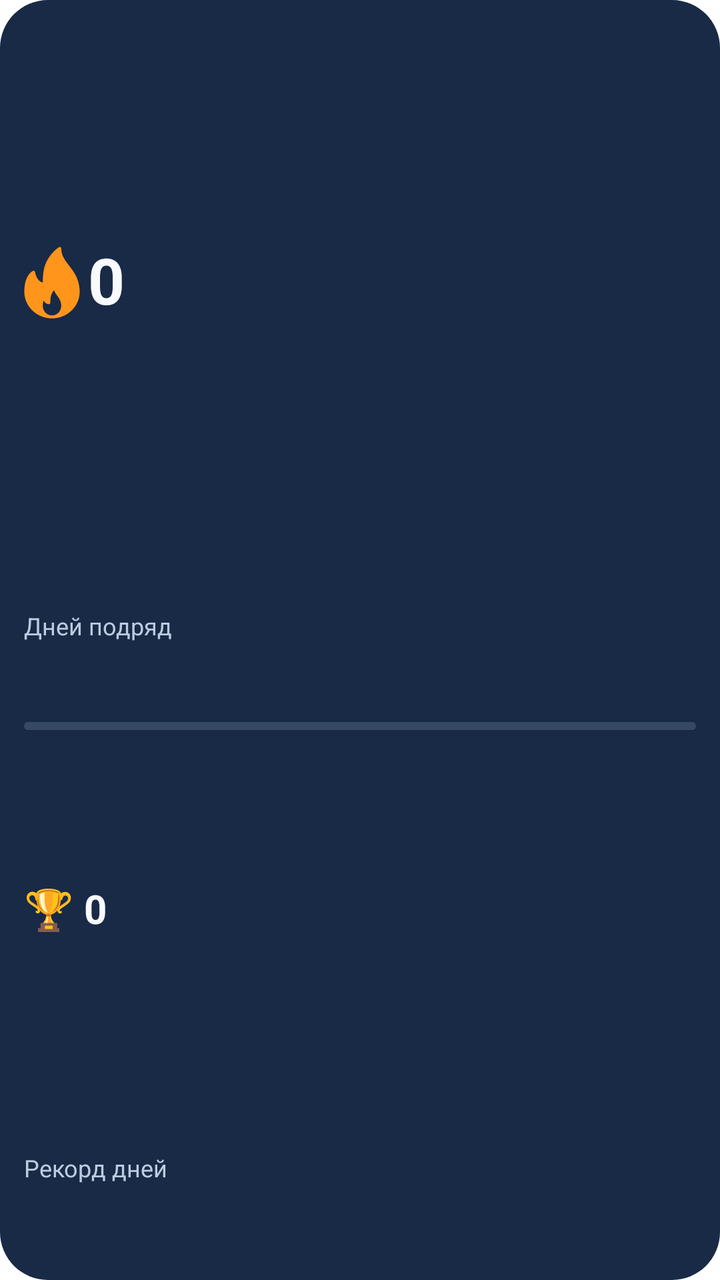
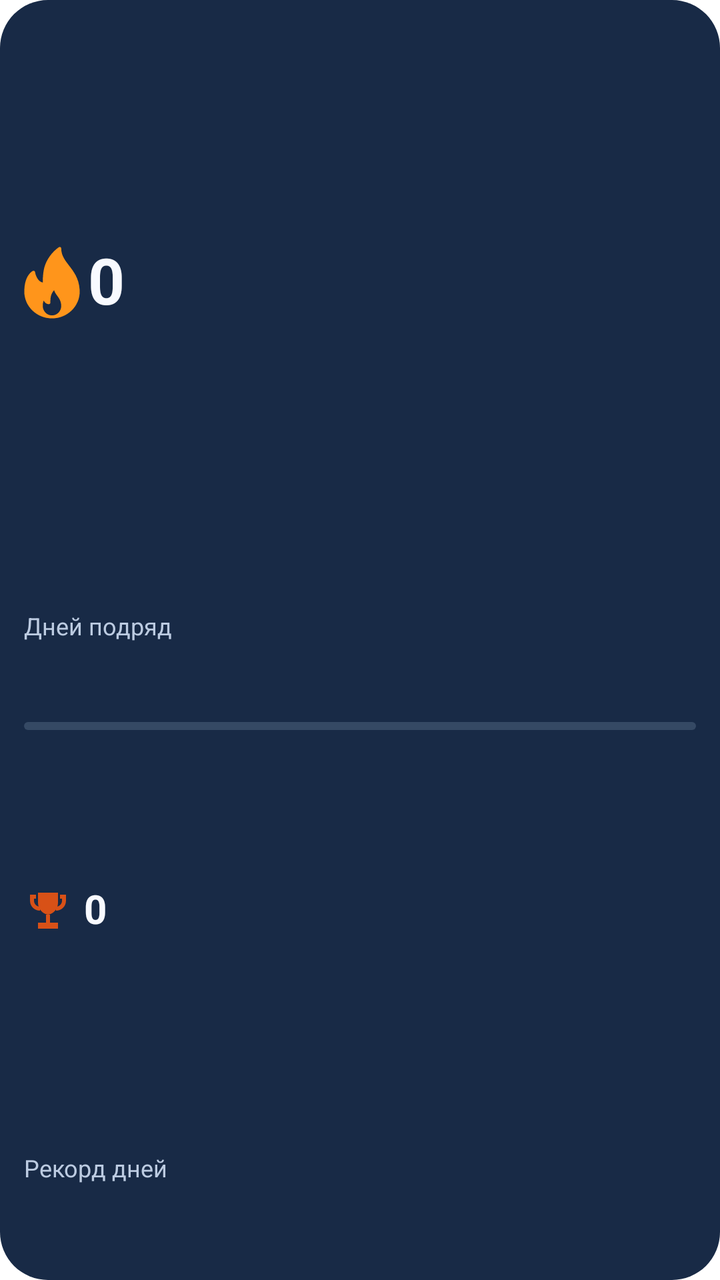

Compare the two renders of this Android layout. The source of the first and the diff that turns it into the second are given below.
<!-- AndroidManifest.xml: fallback theme Theme.MaterialComponents.DayNight.NoActionBar -->
<!-- res/layout/streak_widget_record.xml -->
<?xml version="1.0" encoding="utf-8"?>
<LinearLayout
    xmlns:android="http://schemas.android.com/apk/res/android"
    android:id="@+id/streak_root"
    android:layout_width="match_parent"
    android:layout_height="match_parent"
    android:orientation="vertical"
    android:padding="12dp"
    android:background="@drawable/streak_widget_record_background">
    <LinearLayout
        android:layout_width="match_parent"
        android:layout_height="0dp"
        android:orientation="vertical"
        android:layout_weight="1">
        <LinearLayout
            android:layout_width="match_parent"
            android:layout_height="0dp"
            android:layout_weight="3"
            android:orientation="horizontal"
            android:gravity="center_vertical">
            <ImageView
                android:id="@+id/streak_flame"
                android:layout_width="28dp"
                android:layout_height="match_parent"
                android:src="@drawable/streak_widget_flame"
                android:scaleType="fitCenter"
                android:importantForAccessibility="no" />
            <TextView
                android:id="@+id/streak_current"
                android:layout_width="0dp"
                android:layout_height="match_parent"
                android:text="0"
                android:textSize="32sp"
                android:textColor="@color/streak_record_text"
                android:maxLines="1"
                android:includeFontPadding="false"
                android:gravity="center_vertical"
                android:autoSizeTextType="uniform"
                android:autoSizeMinTextSize="5sp"
                android:autoSizeMaxTextSize="32sp"
                android:autoSizeStepGranularity="1sp"
                android:layout_weight="1"
                android:textStyle="bold"
                android:layout_marginStart="4dp" />
        </LinearLayout>
        <TextView
            android:id="@+id/streak_label"
            android:layout_width="match_parent"
            android:layout_height="0dp"
            android:text="@string/currentLabel"
            android:textSize="12sp"
            android:textColor="@color/streak_record_secondary"
            android:maxLines="1"
            android:includeFontPadding="false"
            android:gravity="center_vertical"
            android:autoSizeTextType="uniform"
            android:autoSizeMinTextSize="5sp"
            android:autoSizeMaxTextSize="12sp"
            android:autoSizeStepGranularity="1sp"
            android:layout_weight="1" />
        <ProgressBar
            style="?android:attr/progressBarStyleHorizontal"
            android:id="@+id/streak_progress"
            android:layout_width="match_parent"
            android:layout_height="4dp"
            android:layout_marginTop="4dp"
            android:layout_marginBottom="4dp"
            android:padding="0dp"
            android:minHeight="0dp"
            android:indeterminate="false"
            android:max="100"
            android:progress="0"
            android:progressDrawable="@drawable/streak_widget_progress" />
        <TextView
            android:id="@+id/streak_best"
            android:layout_width="match_parent"
            android:layout_height="0dp"
            android:text="🏆 0"
            android:textSize="20sp"
            android:textColor="@color/streak_record_text"
            android:maxLines="1"
            android:includeFontPadding="false"
            android:gravity="center_vertical"
            android:autoSizeTextType="uniform"
            android:autoSizeMinTextSize="5sp"
            android:autoSizeMaxTextSize="20sp"
            android:autoSizeStepGranularity="1sp"
            android:layout_weight="2"
            android:textStyle="bold" />
        <TextView
            android:id="@+id/streak_best_label"
            android:layout_width="match_parent"
            android:layout_height="0dp"
            android:text="@string/bestLabel"
            android:textSize="12sp"
            android:textColor="@color/streak_record_secondary"
            android:maxLines="1"
            android:includeFontPadding="false"
            android:gravity="center_vertical"
            android:autoSizeTextType="uniform"
            android:autoSizeMinTextSize="5sp"
            android:autoSizeMaxTextSize="12sp"
            android:autoSizeStepGranularity="1sp"
            android:layout_weight="1" />
    </LinearLayout>
    <TextView
        android:id="@+id/streak_status"
        android:layout_width="match_parent"
        android:layout_height="28dp"
        android:text="@string/startLabel"
        android:textSize="12sp"
        android:textColor="@color/streak_record_accent"
        android:maxLines="2"
        android:includeFontPadding="false"
        android:gravity="center_vertical"
        android:autoSizeTextType="uniform"
        android:autoSizeMinTextSize="5sp"
        android:autoSizeMaxTextSize="12sp"
        android:autoSizeStepGranularity="1sp"
        android:layout_marginTop="4dp"
        android:visibility="gone" />
</LinearLayout>
<!-- resources referenced by this layout -->
<resources>
  <color name="streak_record_accent">#FFBA6B</color>
  <color name="streak_record_secondary">#BCCBE1</color>
  <color name="streak_record_text">#F8FAFF</color>
  <!-- drawable streak_widget_flame (drawable) -->
  <vector xmlns:android="http://schemas.android.com/apk/res/android"
      android:width="28dp" android:height="36dp"
      android:viewportWidth="388" android:viewportHeight="516">
      <group android:translateX="-62" android:translateY="2">
          <path android:fillColor="#FF951B"
              android:pathData="M446.906,299.769c-5.865-76.359-41.417-124.21-72.781-166.436C345.083,94.241,320,60.483,320,10.685 c0-4-2.24-7.656-5.792-9.489c-3.563-1.844-7.844-1.542-11.083,0.812c-47.104,33.706-86.406,90.515-100.135,144.719 c-9.531,37.737-10.792,80.161-10.969,108.18c-43.5-9.291-53.354-74.359-53.458-75.068c-0.49-3.375-2.552-6.312-5.552-7.916 c-3.031-1.583-6.594-1.698-9.667-0.177c-2.281,1.104-55.99,28.394-59.115,137.355C64.01,312.726,64,316.362,64,319.997 c0,105.857,86.135,191.987,192,191.987c0.146,0.01,0.302,0.031,0.427,0c0.042,0,0.083,0,0.135,0 C362.167,511.681,448,425.667,448,319.997C448,314.674,446.906,299.769,446.906,299.769z M256,490.652 c-35.292,0-64-30.581-64-68.172c0-1.281-0.01-2.573,0.083-4.156c0.427-15.853,3.438-26.675,6.74-33.873 c6.188,13.291,17.25,25.509,35.219,25.509c5.896,0,10.667-4.771,10.667-10.666c0-15.186,0.313-32.706,4.094-48.518 c3.365-14.02,11.406-28.936,21.594-40.893c4.531,15.52,13.365,28.081,21.99,40.341c12.344,17.54,25.104,35.675,27.344,66.6 c0.135,1.833,0.271,3.677,0.271,5.656C320,460.07,291.292,490.652,256,490.652z" />
      </group>
  </vector>
  <!-- drawable streak_widget_progress (drawable) -->
  <layer-list xmlns:android="http://schemas.android.com/apk/res/android">
      <item android:id="@android:id/background">
          <shape>
              <corners android:radius="3dp" />
              <solid android:color="@color/streak_record_track" />
          </shape>
      </item>
      <item android:id="@android:id/progress">
          <clip>
              <shape>
                  <corners android:radius="3dp" />
                  <solid android:color="@color/streak_record_accent" />
              </shape>
          </clip>
      </item>
  </layer-list>
  <!-- drawable streak_widget_record_background (drawable) -->
  <shape xmlns:android="http://schemas.android.com/apk/res/android" android:shape="rectangle">
      <solid android:color="@color/streak_record_background" />
      <corners android:radius="24dp" />
  </shape>
  <string name="bestLabel">Рекорд дней</string>
  <string name="currentLabel">Дней подряд</string>
  <string name="startLabel">Начни новую серию</string>
  <color name="streak_record_track">#354964</color>
  <color name="streak_record_background">#182A46</color>
</resources>

<!-- the commit's change to res/layout/streak_widget_record.xml (unified diff, before → after) -->
@@ -71,22 +71,37 @@
             android:max="100"
             android:progress="0"
             android:progressDrawable="@drawable/streak_widget_progress" />
-        <TextView
-            android:id="@+id/streak_best"
+        <LinearLayout
             android:layout_width="match_parent"
             android:layout_height="0dp"
-            android:text="🏆 0"
-            android:textSize="20sp"
-            android:textColor="@color/streak_record_text"
-            android:maxLines="1"
-            android:includeFontPadding="false"
-            android:gravity="center_vertical"
-            android:autoSizeTextType="uniform"
-            android:autoSizeMinTextSize="5sp"
-            android:autoSizeMaxTextSize="20sp"
-            android:autoSizeStepGranularity="1sp"
             android:layout_weight="2"
-            android:textStyle="bold" />
+            android:orientation="horizontal"
+            android:gravity="center_vertical">
+            <ImageView
+                android:id="@+id/streak_trophy"
+                android:layout_width="24dp"
+                android:layout_height="match_parent"
+                android:src="@drawable/streak_widget_trophy"
+                android:scaleType="fitCenter"
+                android:importantForAccessibility="no" />
+            <TextView
+                android:id="@+id/streak_best"
+                android:layout_width="0dp"
+                android:layout_height="match_parent"
+                android:text="0"
+                android:textSize="20sp"
+                android:textColor="@color/streak_record_text"
+                android:maxLines="1"
+                android:includeFontPadding="false"
+                android:gravity="center_vertical"
+                android:autoSizeTextType="uniform"
+                android:autoSizeMinTextSize="5sp"
+                android:autoSizeMaxTextSize="20sp"
+                android:autoSizeStepGranularity="1sp"
+                android:textStyle="bold"
+                android:layout_marginStart="6dp"
+                android:layout_weight="1" />
+        </LinearLayout>
         <TextView
             android:id="@+id/streak_best_label"
             android:layout_width="match_parent"
<!-- resource entries referenced after the edit -->
@@ -34,10 +34,18 @@
       <solid android:color="@color/streak_record_background" />
       <corners android:radius="24dp" />
   </shape>
+  <!-- drawable streak_widget_trophy (drawable) -->
+  <vector xmlns:android="http://schemas.android.com/apk/res/android"
+      android:width="24dp" android:height="24dp"
+      android:viewportWidth="24" android:viewportHeight="24">
+      <path android:fillColor="@color/streak_widget_accent"
+          android:pathData="M7,3H17V8C17,11.1 14.8,13.6 12,14C9.2,13.6 7,11.1 7,8ZM11,14H13V18H17V21H7V18H11ZM3,4H6V6H5V7C5,8.6 6.3,10 8,10V12C5.2,12 3,9.8 3,7ZM18,4H21V7C21,9.8 18.8,12 16,12V10C17.7,10 19,8.6 19,7V6H18Z" />
+  </vector>
   <string name="bestLabel">Рекорд дней</string>
   <string name="currentLabel">Дней подряд</string>
   <string name="startLabel">Начни новую серию</string>
   <color name="streak_record_track">#354964</color>
   <color name="streak_record_background">#182A46</color>
+  <color name="streak_widget_accent">#D85117</color>
 </resources>
 
